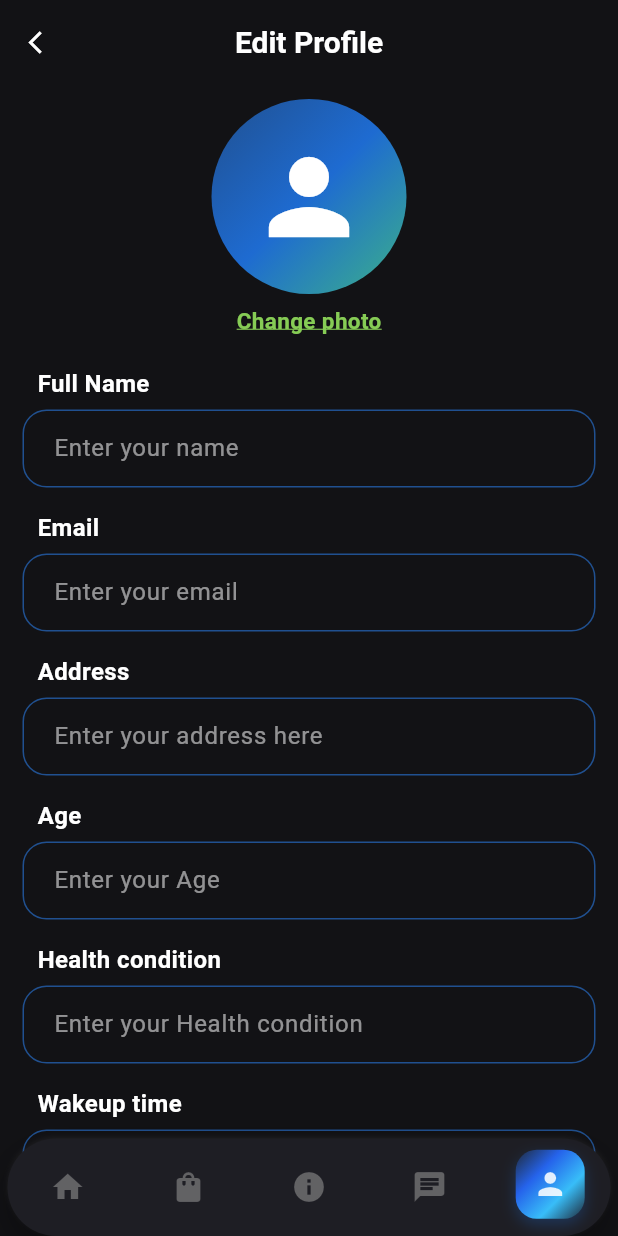
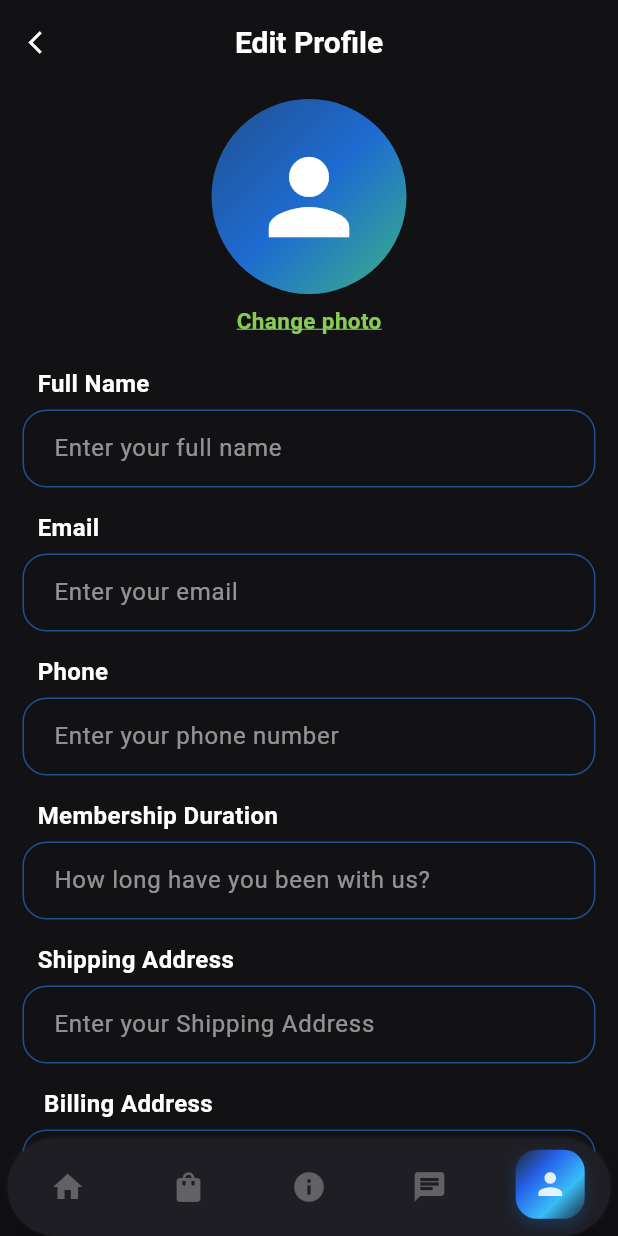
Before and after one commit to sadiascode/Tech_Zoon, a Flutter app: the EditScreen screen opened directly, on a phone screen of 412 x 824 dp. Run offline on Flutter 3.47's test engine with Material 3 defaults, Android fonts, the phone set to English and light mode, and no system bars; our stand-ins replace flutter_svg, image_picker, pin_code_fields.

Commit message:
edit profile done

```diff
--- a/lib/featurs/profile/screen/edit_screen.dart
+++ b/lib/featurs/profile/screen/edit_screen.dart
@@ -1,6 +1,7 @@
 import 'package:flutter/material.dart';
 import 'dart:io';
 import 'package:image_picker/image_picker.dart';
+import 'package:my_app/featurs/profile/screen/profile_screen.dart';
 import '../../../common/app_shell.dart';
 import '../../../common/custom_button.dart';
 import '../../../common/custom_color.dart';
@@ -90,7 +91,7 @@ class _EditScreenState extends State<EditScreen> {
               const SizedBox(height: 20),
               CustomEdit(
                 title: "Full Name",
-                hintText: "Enter your name",
+                hintText: "Enter your full name",
               ),
               const SizedBox(height: 15),
               CustomEdit(
@@ -99,28 +100,35 @@ class _EditScreenState extends State<EditScreen> {
               ),
               const SizedBox(height: 15),
               CustomEdit(
-                title: "Address",
-                hintText: "Enter your address here",
+                title: "Phone",
+                hintText: "Enter your phone number",
               ),
               const SizedBox(height: 15),
               CustomEdit(
-                title: "Age",
-                hintText: "Enter your Age",
+                title: "Membership Duration",
+                hintText: "How long have you been with us?",
               ),
               const SizedBox(height: 15),
               CustomEdit(
-                title: "Health condition",
-                hintText: "Enter your Health condition",
+                title: "Shipping Address ",
+                hintText: "Enter your Shipping Address",
               ),
               const SizedBox(height: 15),
               CustomEdit(
-                title: "Wakeup time",
-                hintText: "Enter your Wakeup time",
+                title: " Billing Address",
+                hintText: "Enter your billing address",
               ),
               const SizedBox(height: 30),
               CustomButton(
                 text: "Save",
-                onTap: (){},
+                onTap: (){
+                  Navigator.push(
+                    context,
+                    MaterialPageRoute(
+                      builder: (_) => const ProfileScreen(),
+                    ),
+                  );
+                },
               ),
               const SizedBox(height: 120),
             ],
```
Also changed, not shown: lib/featurs/profile/screen/myprofile_screen.dart (+0 -21 lines), lib/featurs/profile/screen/profile_screen.dart (+13 -6 lines).
